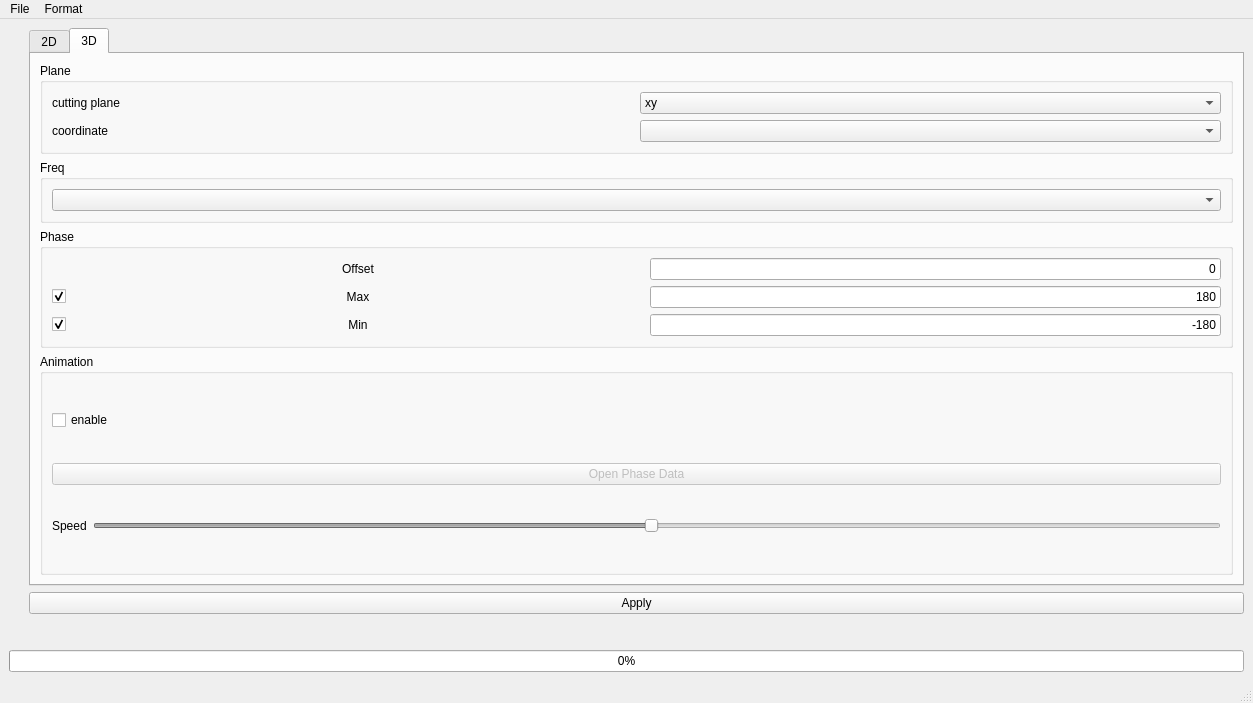
Above: ui/main_window.ui from yn4k4nishi/aemwel_viewer before the change. Below: the same form after it.
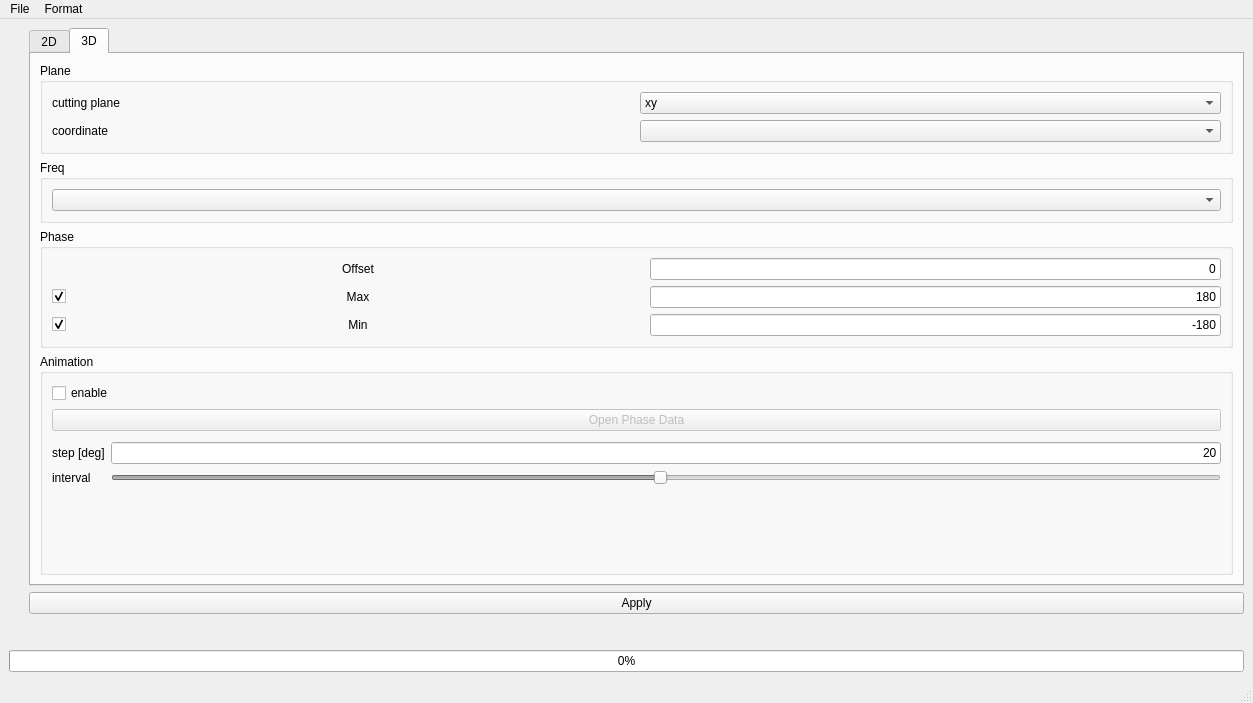
That is the form after the change.

Commit message: :+1: Update : interval form

```diff
--- a/ui/main_window.ui
+++ b/ui/main_window.ui
@@ -354,21 +354,50 @@
                 </widget>
                </item>
                <item>
-                <layout class="QHBoxLayout" name="horizontalLayout">
-                 <item>
+                <layout class="QFormLayout" name="formLayout_2">
+                 <property name="topMargin">
+                  <number>5</number>
+                 </property>
+                 <property name="bottomMargin">
+                  <number>5</number>
+                 </property>
+                 <item row="0" column="0">
+                  <widget class="QLabel" name="label_6">
+                   <property name="text">
+                    <string>step [deg]</string>
+                   </property>
+                  </widget>
+                 </item>
+                 <item row="0" column="1">
+                  <widget class="QLineEdit" name="lineEdit_ani_interval">
+                   <property name="text">
+                    <string>20</string>
+                   </property>
+                   <property name="alignment">
+                    <set>Qt::AlignRight|Qt::AlignTrailing|Qt::AlignVCenter</set>
+                   </property>
+                  </widget>
+                 </item>
+                 <item row="1" column="0">
                   <widget class="QLabel" name="label_5">
                    <property name="text">
-                    <string>Speed</string>
+                    <string>interval</string>
                    </property>
                   </widget>
                  </item>
-                 <item>
+                 <item row="1" column="1">
                   <widget class="QSlider" name="horizontalSlider_speed">
                    <property name="enabled">
                     <bool>false</bool>
                    </property>
+                   <property name="minimum">
+                    <number>1</number>
+                   </property>
+                   <property name="maximum">
+                    <number>100</number>
+                   </property>
                    <property name="sliderPosition">
-                    <number>49</number>
+                    <number>50</number>
                    </property>
                    <property name="orientation">
                     <enum>Qt::Horizontal</enum>
```
The commit also changes 1 other file.
